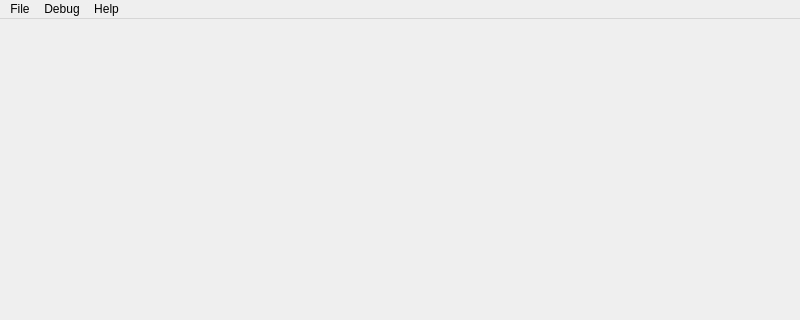
Above: MainWindow.ui from DaneGardner/ThreeBrooks before the change; both pictures show x 0 to 800 and y 0 to 320 of the 800 by 480 pixel window. Below: the same form after it.
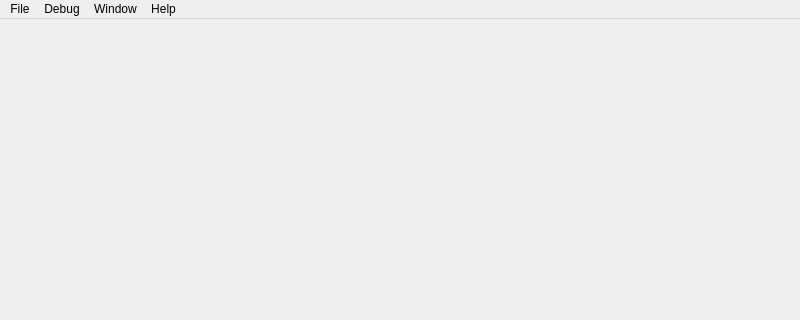
That is the form after the change. Icons and pictures are not drawn.

Commit message: Fixed up stylesheet -closes #4; killed collapse with splitter to prevent user confusion --see issue #9; added NotificationBar and converted most of the QMessageBox calls over; Created PrettyTabWidget so we can have a hidden QTabBar when there is only one tab

Diff of the .ui file:
```diff
--- a/MainWindow.ui
+++ b/MainWindow.ui
@@ -13,27 +13,22 @@
   <property name="windowTitle">
    <string>MainWindow</string>
   </property>
-  <widget class="QSplitter" name="centralWidget">
-   <property name="orientation">
-    <enum>Qt::Horizontal</enum>
-   </property>
-   <widget class="QTabWidget" name="tabWidget">
-    <property name="currentIndex">
-     <number>-1</number>
+  <widget class="QWidget" name="centralWidget">
+   <layout class="QVBoxLayout" name="verticalLayout">
+    <property name="spacing">
+     <number>0</number>
     </property>
-    <property name="usesScrollButtons">
-     <bool>false</bool>
+    <property name="margin">
+     <number>0</number>
     </property>
-    <property name="documentMode">
-     <bool>true</bool>
-    </property>
-    <property name="tabsClosable">
-     <bool>true</bool>
-    </property>
-    <property name="movable">
-     <bool>true</bool>
-    </property>
-   </widget>
+    <item>
+     <widget class="QSplitter" name="splitter">
+      <property name="orientation">
+       <enum>Qt::Horizontal</enum>
+      </property>
+     </widget>
+    </item>
+   </layout>
   </widget>
   <widget class="QMenuBar" name="menuBar">
    <property name="geometry">
@@ -75,8 +70,18 @@
     <addaction name="actionAboutQt4"/>
     <addaction name="actionAboutThreeBrooks"/>
    </widget>
+   <widget class="QMenu" name="menuWindow">
+    <property name="title">
+     <string>Window</string>
+    </property>
+    <addaction name="actionHideSidebar"/>
+    <addaction name="separator"/>
+    <addaction name="actionRecipeRight"/>
+    <addaction name="actionRecipeLeft"/>
+   </widget>
    <addaction name="menuFile"/>
    <addaction name="menuDebug"/>
+   <addaction name="menuWindow"/>
    <addaction name="menuHelp"/>
   </widget>
   <action name="actionOpenRecipe">
```
Left out of the diff: 64 changed lines with no effect on the pictures. The commit also changes 26 other files.
